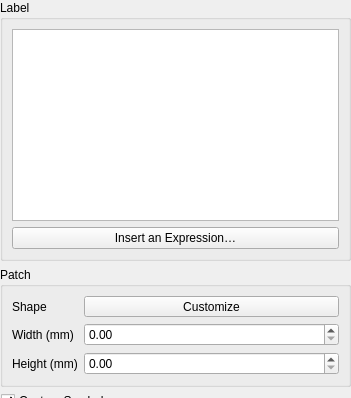
This is src/ui/layout/qgslayoutlegendnodewidgetbase.ui in qgis/QGIS as Qt 5 draws it before an edit; both pictures show x 0 to 351 and y 0 to 398 of the 351 by 587 pixel window. The edited form follows.
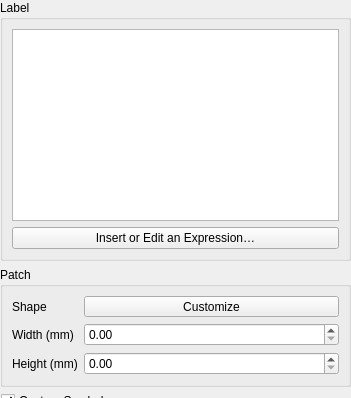
This is the edited form. Custom widgets are drawn as their Qt base class.

Commit message: [needs-docs] Insert an Expression button also edits

Diff of the .ui file:
```diff
--- a/src/ui/layout/qgslayoutlegendnodewidgetbase.ui
+++ b/src/ui/layout/qgslayoutlegendnodewidgetbase.ui
@@ -141,7 +141,7 @@
       <item row="1" column="0">
        <widget class="QPushButton" name="mInsertExpressionButton">
         <property name="text">
-         <string>Insert an Expression…</string>
+         <string>Insert or Edit an Expression…</string>
         </property>
        </widget>
       </item>
```
The commit also changes 4 other files.
